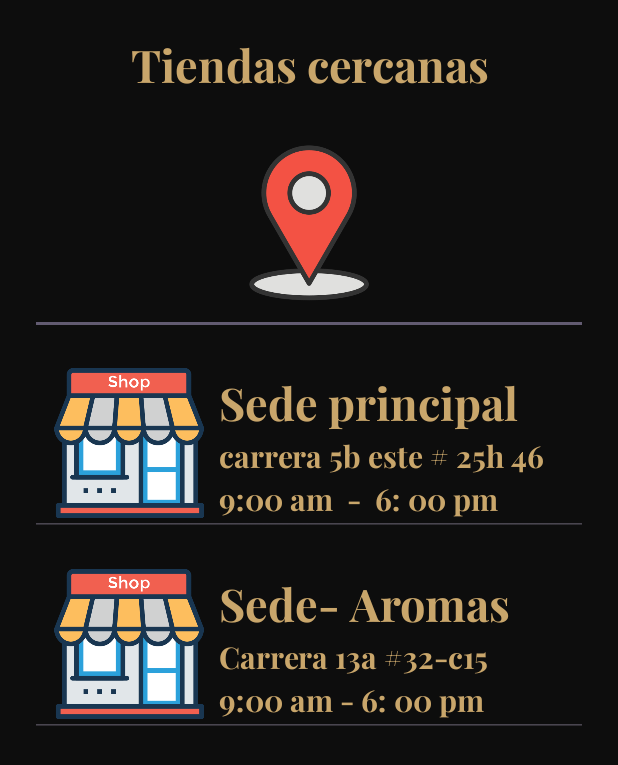
After one commit to XicYac52343/ProyectoNativas, an Android app: the layout tiendas_fragment.xml on its own in the app's theme, with its tools: preview values and no code run, on a phone screen of 412 x 824 dp. The commit adds this screen. Shown: the top 765 px of the screen. Run offline under Robolectric (Android 15) with nearby library versions, the phone set to English and light mode, and no system bars.

Commit message:
fragment tienda

```diff
--- /dev/null
+++ b/app/src/main/res/layout/tiendas_fragment.xml
@@ -0,0 +1,128 @@
+<?xml version="1.0" encoding="utf-8"?>
+<androidx.constraintlayout.widget.ConstraintLayout xmlns:android="http://schemas.android.com/apk/res/android"
+    android:layout_width="match_parent"
+    android:layout_height="match_parent"
+    android:background="@color/negro"
+    xmlns:app="http://schemas.android.com/apk/res-auto"
+    android:padding="20sp">
+
+    <LinearLayout
+        android:layout_width="match_parent"
+        android:layout_height="match_parent"
+        android:orientation="vertical">
+<TextView
+    android:layout_width="match_parent"
+    android:layout_height="wrap_content"
+    android:text="@string/titletiendas"
+    android:textSize="30sp"
+    android:gravity="center"
+    android:fontFamily="@font/playfair_display_bold"
+    android:textColor="@color/dorado"
+    />
+    <ImageView
+        style="@style/Edittex"
+        android:layout_marginVertical="10dp"
+        android:layout_width="wrap_content"
+        android:layout_height="150dp"
+        app:srcCompat="@drawable/img"
+        />
+
+        <LinearLayout
+            style="@style/Edittex"
+            android:layout_width="match_parent"
+            android:layout_height="wrap_content"
+            android:orientation="horizontal">
+
+            <ImageView
+                android:layout_width="100sp"
+                android:layout_height="100sp"
+                app:srcCompat="@drawable/tienda"/>
+
+
+            <LinearLayout
+                android:layout_width="match_parent"
+                android:layout_height="match_parent"
+                android:orientation="vertical"
+                android:layout_marginStart="10sp">
+          <TextView
+              android:id="@+id/sede"
+              android:layout_width="wrap_content"
+              android:layout_height="wrap_content"
+              android:text="@string/sede_principal"
+              android:textSize="30sp"
+              android:fontFamily="@font/playfair_display_bold"
+              android:textColor="@color/dorado"/>
+
+            <TextView
+                android:id="@+id/direccion"
+                android:layout_width="wrap_content"
+                android:layout_height="wrap_content"
+                android:text="@string/carrera_5b_este_25h_46"
+                android:textSize="20sp"
+                android:fontFamily="@font/playfair_display_bold"
+                android:textColor="@color/dorado"/>
+
+                <TextView
+                    android:id="@+id/horario"
+                    android:layout_width="wrap_content"
+                    android:layout_height="wrap_content"
+                    android:text="9:00 am  -  6: 00 pm"
+                    android:textSize="20sp"
+                    android:fontFamily="@font/playfair_display_bold"
+                    android:textColor="@color/dorado"/>
+            </LinearLayout>
+        </LinearLayout>
+
+
+        <LinearLayout
+            style="@style/Edittex"
+            android:layout_width="match_parent"
+            android:layout_height="wrap_content"
+            android:orientation="horizontal"
+            android:layout_marginVertical="10sp">
+
+            <ImageView
+                android:layout_width="100sp"
+                android:layout_height="100sp"
+                app:srcCompat="@drawable/tienda"/>
+
+
+            <LinearLayout
+                android:layout_width="match_parent"
+                android:layout_height="match_parent"
+                android:orientation="vertical"
+                android:layout_marginStart="10sp">
+                <TextView
+                    android:id="@+id/sede2"
+                    android:layout_width="wrap_content"
+                    android:layout_height="wrap_content"
+                    android:text="@string/sede2"
+                    android:textSize="30sp"
+                    android:fontFamily="@font/playfair_display_bold"
+                    android:textColor="@color/dorado"/>
+
+                <TextView
+                    android:id="@+id/direccion2"
+                    android:layout_width="wrap_content"
+                    android:layout_height="wrap_content"
+                    android:text="@string/direccion2"
+                    android:textSize="20sp"
+                    android:fontFamily="@font/playfair_display_bold"
+                    android:textColor="@color/dorado"/>
+
+                <TextView
+                    android:id="@+id/horario2"
+                    android:layout_width="wrap_content"
+                    android:layout_height="wrap_content"
+                    android:text="@string/horario"
+                    android:textSize="20sp"
+                    android:fontFamily="@font/playfair_display_bold"
+                    android:textColor="@color/dorado"/>
+            </LinearLayout>
+        </LinearLayout>
+
+
+    </LinearLayout>
+
+
+</androidx.constraintlayout.widget.ConstraintLayout>
--- a/app/src/main/res/values/strings.xml
+++ b/app/src/main/res/values/strings.xml
@@ -36,5 +36,11 @@
     <string name="unds">disponibles</string>
     <string name="cantidadtext">cantidad</string>
     <string name="preciotext">Precio:</string>
+    <string name="titletiendas">Tiendas cercanas</string>
+    <string name="sede_principal">Sede principal</string>
+    <string name="carrera_5b_este_25h_46">carrera 5b este # 25h 46</string>
+    <string name="horario">9:00 am - 6: 00 pm</string>
+    <string name="sede2">Sede- Aromas</string>
+    <string name="direccion2">Carrera 13a #32-c15</string>
 
 </resources>
```
Also changed, not shown: app/src/main/res/drawable/img.png (added), app/src/main/res/drawable/tienda.png (added).
